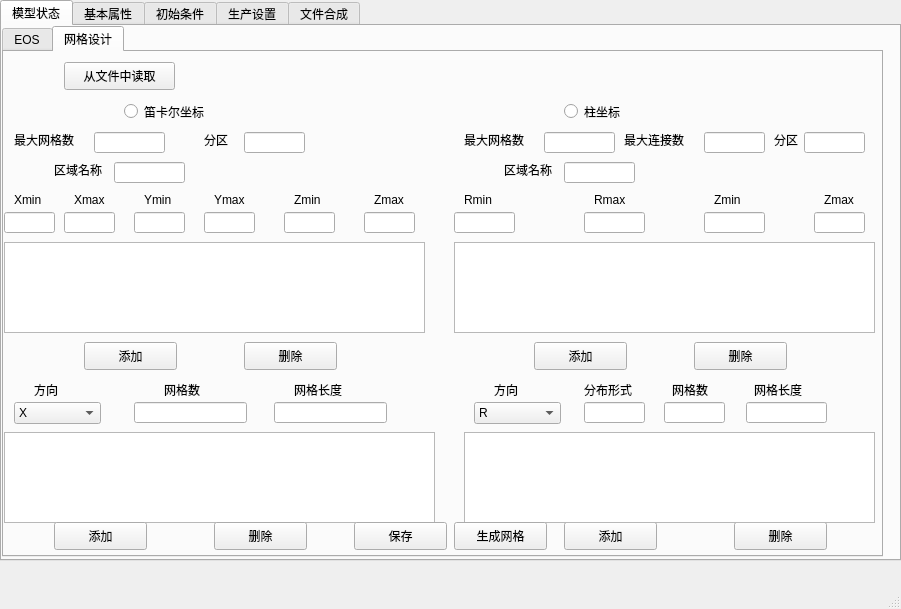
Before: the Qt Designer form data_gui.ui in keksen-zone/data-process, drawn with Qt 5.
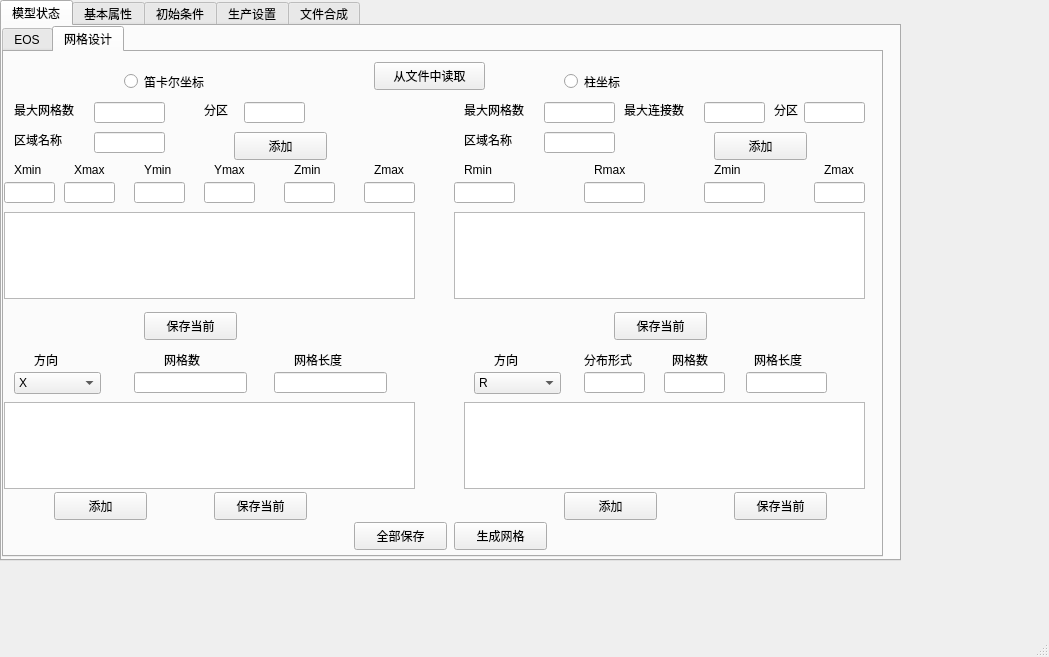
After: the same form once the commit is applied. The open tabs and pages were chosen to show the change.

Commit message: 进度7/30

What changed in the file:
```diff
--- a/data_gui.ui
+++ b/data_gui.ui
@@ -6,8 +6,8 @@
    <rect>
     <x>0</x>
     <y>0</y>
-    <width>901</width>
-    <height>609</height>
+    <width>1049</width>
+    <height>657</height>
    </rect>
   </property>
   <property name="windowTitle">
@@ -339,7 +339,7 @@
        <widget class="QPushButton" name="pushButton_3">
         <property name="geometry">
          <rect>
-          <x>60</x>
+          <x>370</x>
           <y>10</y>
           <width>111</width>
           <height>28</height>
@@ -353,7 +353,7 @@
         <property name="geometry">
          <rect>
           <x>120</x>
-          <y>50</y>
+          <y>20</y>
           <width>115</width>
           <height>19</height>
          </rect>
@@ -366,7 +366,7 @@
         <property name="geometry">
          <rect>
           <x>560</x>
-          <y>50</y>
+          <y>20</y>
           <width>115</width>
           <height>19</height>
          </rect>
@@ -379,7 +379,7 @@
         <property name="geometry">
          <rect>
           <x>10</x>
-          <y>80</y>
+          <y>50</y>
           <width>81</width>
           <height>16</height>
          </rect>
@@ -392,7 +392,7 @@
         <property name="geometry">
          <rect>
           <x>90</x>
-          <y>80</y>
+          <y>50</y>
           <width>71</width>
           <height>21</height>
          </rect>
@@ -402,7 +402,7 @@
         <property name="geometry">
          <rect>
           <x>200</x>
-          <y>80</y>
+          <y>50</y>
           <width>31</width>
           <height>16</height>
          </rect>
@@ -415,7 +415,7 @@
         <property name="geometry">
          <rect>
           <x>240</x>
-          <y>80</y>
+          <y>50</y>
           <width>61</width>
           <height>21</height>
          </rect>
@@ -424,8 +424,8 @@
        <widget class="QLabel" name="label_17">
         <property name="geometry">
          <rect>
-          <x>50</x>
-          <y>110</y>
+          <x>10</x>
+          <y>80</y>
           <width>61</width>
           <height>16</height>
          </rect>
@@ -437,8 +437,8 @@
        <widget class="QLineEdit" name="lineEdit_11">
         <property name="geometry">
          <rect>
-          <x>110</x>
-          <y>110</y>
+          <x>90</x>
+          <y>80</y>
           <width>71</width>
           <height>21</height>
          </rect>
@@ -448,7 +448,7 @@
         <property name="geometry">
          <rect>
           <x>10</x>
-          <y>140</y>
+          <y>110</y>
           <width>31</width>
           <height>16</height>
          </rect>
@@ -461,7 +461,7 @@
         <property name="geometry">
          <rect>
           <x>70</x>
-          <y>140</y>
+          <y>110</y>
           <width>41</width>
           <height>16</height>
          </rect>
@@ -474,7 +474,7 @@
         <property name="geometry">
          <rect>
           <x>140</x>
-          <y>140</y>
+          <y>110</y>
           <width>41</width>
           <height>16</height>
          </rect>
@@ -487,7 +487,7 @@
         <property name="geometry">
          <rect>
           <x>210</x>
-          <y>140</y>
+          <y>110</y>
           <width>41</width>
           <height>16</height>
          </rect>
@@ -500,7 +500,7 @@
         <property name="geometry">
          <rect>
           <x>290</x>
-          <y>140</y>
+          <y>110</y>
           <width>41</width>
           <height>16</height>
          </rect>
@@ -513,7 +513,7 @@
         <property name="geometry">
          <rect>
           <x>370</x>
-          <y>140</y>
+          <y>110</y>
           <width>41</width>
           <height>16</height>
          </rect>
@@ -526,7 +526,7 @@
         <property name="geometry">
          <rect>
           <x>0</x>
-          <y>160</y>
+          <y>130</y>
           <width>51</width>
           <height>21</height>
          </rect>
@@ -536,7 +536,7 @@
         <property name="geometry">
          <rect>
           <x>60</x>
-          <y>160</y>
+          <y>130</y>
           <width>51</width>
           <height>21</height>
          </rect>
@@ -546,7 +546,7 @@
         <property name="geometry">
          <rect>
           <x>130</x>
-          <y>160</y>
+          <y>130</y>
           <width>51</width>
           <height>21</height>
          </rect>
@@ -556,7 +556,7 @@
         <property name="geometry">
          <rect>
           <x>200</x>
-          <y>160</y>
+          <y>130</y>
           <width>51</width>
           <height>21</height>
          </rect>
@@ -566,7 +566,7 @@
         <property name="geometry">
          <rect>
           <x>280</x>
-          <y>160</y>
+          <y>130</y>
           <width>51</width>
           <height>21</height>
          </rect>
@@ -576,27 +576,17 @@
         <property name="geometry">
          <rect>
           <x>360</x>
-          <y>160</y>
+          <y>130</y>
           <width>51</width>
           <height>21</height>
          </rect>
         </property>
        </widget>
-       <widget class="QTableView" name="tableView">
-        <property name="geometry">
-         <rect>
-          <x>0</x>
-          <y>190</y>
-          <width>421</width>
-          <height>91</height>
-         </rect>
-        </property>
-       </widget>
        <widget class="QPushButton" name="pushButton_4">
         <property name="geometry">
          <rect>
-          <x>80</x>
-          <y>290</y>
+          <x>230</x>
+          <y>80</y>
           <width>93</width>
           <height>28</height>
          </rect>
@@ -608,21 +598,21 @@
        <widget class="QPushButton" name="pushButton_5">
         <property name="geometry">
          <rect>
-          <x>240</x>
-          <y>290</y>
+          <x>140</x>
+          <y>260</y>
           <width>93</width>
           <height>28</height>
          </rect>
         </property>
         <property name="text">
-         <string>删除</string>
+         <string>保存当前</string>
         </property>
        </widget>
        <widget class="QLabel" name="label_24">
         <property name="geometry">
          <rect>
           <x>30</x>
-          <y>330</y>
+          <y>300</y>
           <width>72</width>
           <height>15</height>
          </rect>
@@ -635,7 +625,7 @@
         <property name="geometry">
          <rect>
           <x>160</x>
-          <y>330</y>
+          <y>300</y>
           <width>72</width>
           <height>15</height>
          </rect>
@@ -648,7 +638,7 @@
         <property name="geometry">
          <rect>
           <x>290</x>
-          <y>330</y>
+          <y>300</y>
           <width>72</width>
           <height>15</height>
          </rect>
@@ -661,7 +651,7 @@
         <property name="geometry">
          <rect>
           <x>10</x>
-          <y>350</y>
+          <y>320</y>
           <width>87</width>
           <height>22</height>
          </rect>
@@ -686,7 +676,7 @@
         <property name="geometry">
          <rect>
           <x>130</x>
-          <y>350</y>
+          <y>320</y>
           <width>113</width>
           <height>21</height>
          </rect>
@@ -696,27 +686,17 @@
         <property name="geometry">
          <rect>
           <x>270</x>
-          <y>350</y>
+          <y>320</y>
           <width>113</width>
           <height>21</height>
          </rect>
         </property>
        </widget>
-       <widget class="QTableView" name="tableView_2">
-        <property name="geometry">
-         <rect>
-          <x>0</x>
-          <y>380</y>
-          <width>431</width>
-          <height>91</height>
-         </rect>
-        </property>
-       </widget>
        <widget class="QPushButton" name="pushButton_6">
         <property name="geometry">
          <rect>
           <x>50</x>
-          <y>470</y>
+          <y>440</y>
           <width>93</width>
           <height>28</height>
          </rect>
@@ -729,20 +709,20 @@
         <property name="geometry">
          <rect>
           <x>210</x>
-          <y>470</y>
+          <y>440</y>
           <width>93</width>
           <height>28</height>
          </rect>
         </property>
         <property name="text">
-         <string>删除</string>
+         <string>保存当前</string>
         </property>
        </widget>
        <widget class="QPushButton" name="pushButton_8">
         <property name="geometry">
          <rect>
-          <x>530</x>
-          <y>290</y>
+          <x>710</x>
+          <y>80</y>
           <width>93</width>
           <height>28</height>
          </rect>
@@ -755,7 +735,7 @@
         <property name="geometry">
          <rect>
           <x>800</x>
-          <y>80</y>
+          <y>50</y>
           <width>61</width>
           <height>21</height>
          </rect>
@@ -765,7 +745,7 @@
         <property name="geometry">
          <rect>
           <x>460</x>
-          <y>140</y>
+          <y>110</y>
           <width>41</width>
           <height>16</height>
          </rect>
@@ -778,7 +758,7 @@
         <property name="geometry">
          <rect>
           <x>460</x>
-          <y>80</y>
+          <y>50</y>
           <width>81</width>
           <height>16</height>
          </rect>
@@ -790,8 +770,8 @@
        <widget class="QLineEdit" name="lineEdit_21">
         <property name="geometry">
          <rect>
-          <x>560</x>
-          <y>110</y>
+          <x>540</x>
+          <y>80</y>
           <width>71</width>
           <height>21</height>
          </rect>
@@ -801,7 +781,7 @@
         <property name="geometry">
          <rect>
           <x>590</x>
-          <y>140</y>
+          <y>110</y>
           <width>41</width>
           <height>16</height>
          </rect>
@@ -814,7 +794,7 @@
         <property name="geometry">
          <rect>
           <x>540</x>
-          <y>80</y>
+          <y>50</y>
           <width>71</width>
           <height>21</height>
          </rect>
@@ -824,7 +804,7 @@
         <property name="geometry">
          <rect>
           <x>700</x>
-          <y>80</y>
+          <y>50</y>
           <width>61</width>
           <height>21</height>
          </rect>
@@ -834,7 +814,7 @@
         <property name="geometry">
          <rect>
           <x>620</x>
-          <y>80</y>
+          <y>50</y>
           <width>81</width>
           <height>16</height>
          </rect>
@@ -847,7 +827,7 @@
         <property name="geometry">
          <rect>
           <x>580</x>
-          <y>160</y>
+          <y>130</y>
           <width>61</width>
           <height>21</height>
          </rect>
@@ -857,7 +837,7 @@
         <property name="geometry">
          <rect>
           <x>450</x>
-          <y>160</y>
+          <y>130</y>
           <width>61</width>
           <height>21</height>
          </rect>
@@ -867,7 +847,7 @@
         <property name="geometry">
          <rect>
           <x>700</x>
-          <y>160</y>
+          <y>130</y>
           <width>61</width>
           <height>21</height>
          </rect>
@@ -877,7 +857,7 @@
         <property name="geometry">
          <rect>
           <x>710</x>
-          <y>140</y>
+          <y>110</y>
           <width>41</width>
           <height>16</height>
          </rect>
@@ -889,8 +869,8 @@
        <widget class="QLabel" name="label_32">
         <property name="geometry">
          <rect>
-          <x>500</x>
-          <y>110</y>
+          <x>460</x>
+          <y>80</y>
           <width>61</width>
           <height>16</height>
          </rect>
@@ -902,21 +882,21 @@
        <widget class="QPushButton" name="pushButton_9">
         <property name="geometry">
          <rect>
-          <x>690</x>
-          <y>290</y>
+          <x>610</x>
+          <y>260</y>
           <width>93</width>
           <height>28</height>
          </rect>
         </property>
         <property name="text">
-         <string>删除</string>
+         <string>保存当前</string>
         </property>
        </widget>
        <widget class="QLabel" name="label_33">
         <property name="geometry">
          <rect>
           <x>770</x>
-          <y>80</y>
+          <y>50</y>
           <width>31</width>
           <height>16</height>
          </rect>
@@ -925,21 +905,11 @@
          <string>分区</string>
         </property>
        </widget>
-       <widget class="QTableView" name="tableView_3">
-        <property name="geometry">
-         <rect>
-          <x>450</x>
-          <y>190</y>
-          <width>421</width>
-          <height>91</height>
-         </rect>
-        </property>
-       </widget>
        <widget class="QLabel" name="label_34">
         <property name="geometry">
          <rect>
           <x>820</x>
-          <y>140</y>
+          <y>110</y>
           <width>41</width>
           <height>16</height>
          </rect>
@@ -952,7 +922,7 @@
         <property name="geometry">
          <rect>
           <x>810</x>
-          <y>160</y>
+          <y>130</y>
           <width>51</width>
           <height>21</height>
          </rect>
@@ -962,7 +932,7 @@
         <property name="geometry">
          <rect>
           <x>742</x>
-          <y>350</y>
+          <y>320</y>
           <width>81</width>
           <height>21</height>
          </rect>
@@ -972,20 +942,20 @@
         <property name="geometry">
          <rect>
           <x>730</x>
-          <y>470</y>
+          <y>440</y>
           <width>93</width>
           <height>28</height>
          </rect>
         </property>
         <property name="text">
-         <string>删除</string>
+         <string>保存当前</string>
         </property>
        </widget>
        <widget class="QLineEdit" name="lineEdit_29">
         <property name="geometry">
          <rect>
           <x>660</x>
-          <y>350</y>
+          <y>320</y>
           <width>61</width>
           <height>21</height>
          </rect>
@@ -995,7 +965,7 @@
         <property name="geometry">
          <rect>
           <x>490</x>
-          <y>330</y>
+          <y>300</y>
           <width>72</width>
           <height>15</height>
          </rect>
@@ -1008,7 +978,7 @@
         <property name="geometry">
          <rect>
           <x>560</x>
-          <y>470</y>
+          <y>440</y>
           <width>93</width>
           <height>28</height>
          </rect>
@@ -1021,7 +991,7 @@
         <property name="geometry">
          <rect>
           <x>470</x>
-          <y>350</y>
+          <y>320</y>
           <width>87</width>
           <height>22</height>
          </rect>
@@ -1041,7 +1011,7 @@
         <property name="geometry">
          <rect>
           <x>668</x>
-          <y>330</y>
+          <y>300</y>
           <width>51</width>
           <height>16</height>
          </rect>
@@ -1050,21 +1020,11 @@
          <string>网格数</string>
         </property>
        </widget>
-       <widget class="QTableView" name="tableView_4">
-        <property name="geometry">
-         <rect>
-          <x>460</x>
-          <y>380</y>
-          <width>411</width>
-          <height>91</height>
-         </rect>
-        </property>
-       </widget>
        <widget class="QLabel" name="label_37">
         <property name="geometry">
          <rect>
           <x>750</x>
-          <y>330</y>
+          <y>300</y>
           <width>72</width>
           <height>15</height>
          </rect>
@@ -1077,7 +1037,7 @@
         <property name="geometry">
          <rect>
           <x>580</x>
-          <y>330</y>
+          <y>300</y>
           <width>61</width>
           <height>16</height>
          </rect>
@@ -1090,7 +1050,7 @@
         <property name="geometry">
          <rect>
           <x>580</x>
-          <y>350</y>
+          <y>320</y>
           <width>61</width>
           <height>21</height>
          </rect>
@@ -1109,7 +1069,7 @@
          </rect>
         </property>
         <property name="text">
-         <string>保存</string>
+         <string>全部保存</string>
         </property>
        </widget>
        <widget class="QPushButton" name="pushButton_25">
@@ -1125,6 +1085,46 @@
          <string>生成网格</string>
         </property>
        </widget>
+       <widget class="QPlainTextEdit" name="plainTextEdit">
+        <property name="geometry">
+         <rect>
+          <x>0</x>
+          <y>160</y>
+          <width>411</width>
+          <height>87</height>
+         </rect>
+        </property>
+       </widget>
+       <widget class="QPlainTextEdit" name="plainTextEdit_2">
+        <property name="geometry">
+         <rect>
+          <x>450</x>
+          <y>160</y>
+          <width>411</width>
+          <height>87</height>
+         </rect>
+        </property>
+       </widget>
+       <widget class="QPlainTextEdit" name="plainTextEdit_3">
+        <property name="geometry">
+         <rect>
+          <x>0</x>
+          <y>350</y>
+          <width>411</width>
+          <height>87</height>
+         </rect>
+        </property>
+       </widget>
+       <widget class="QPlainTextEdit" name="plainTextEdit_4">
+        <property name="geometry">
+         <rect>
+          <x>460</x>
+          <y>350</y>
+          <width>401</width>
+          <height>87</height>
+         </rect>
+        </property>
+       </widget>
       </widget>
      </widget>
     </widget>
```
Left out of the diff: 146 changed lines with no effect on the pictures. The commit also changes 2 other files.
